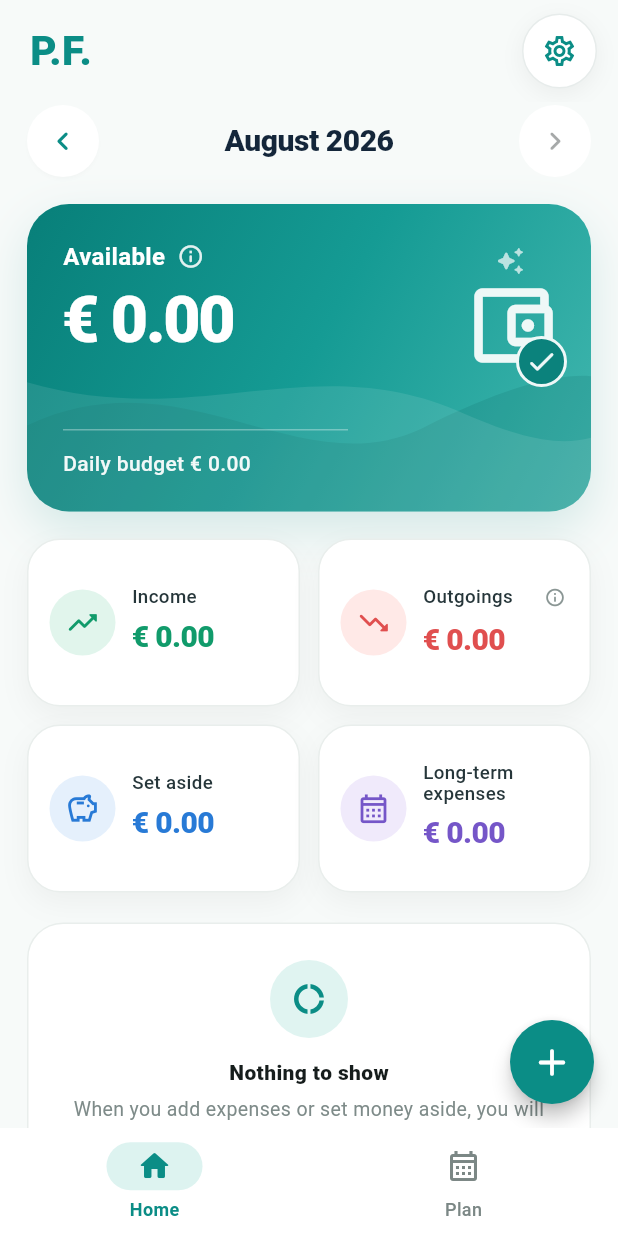
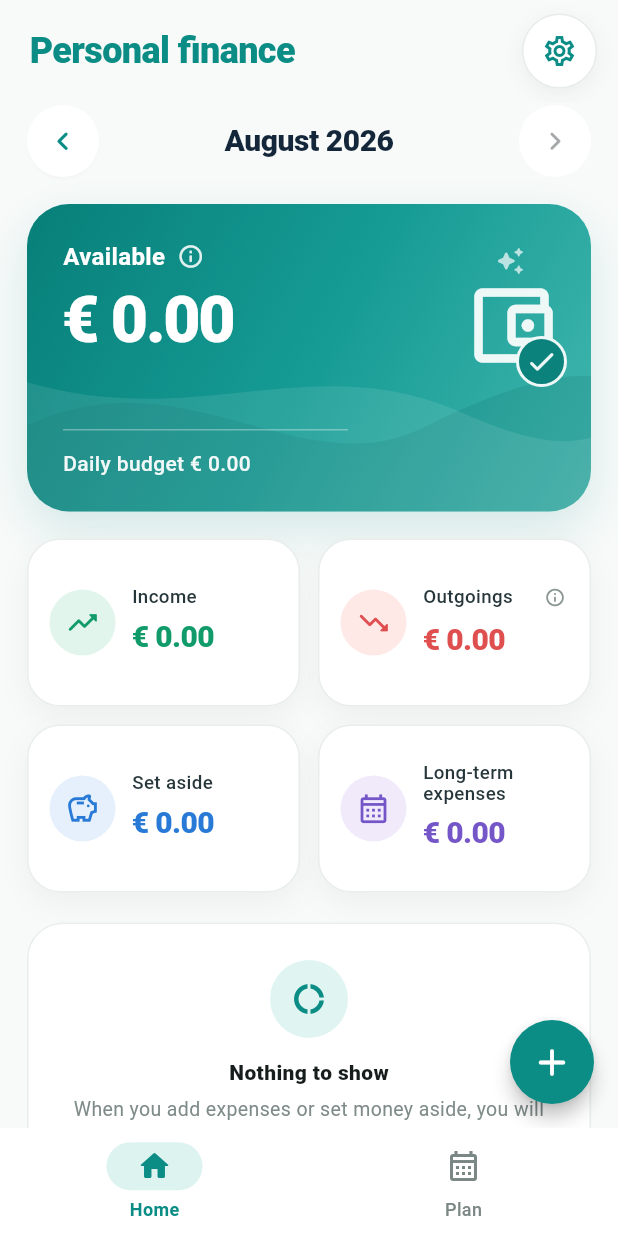
Before and after one commit to saveriocoleschi26/personal-finance, a Flutter app: the screen it shows after launch, after a tap on "Next", after a tap on "Skip", on a phone screen of 412 x 824 dp. Run offline on Flutter 3.47's test engine with Material 3 defaults, Android fonts, the light colour scheme and no system bars; our stand-ins replace fl_chart, local_auth, sqflite; accounts and stored records are empty.

Commit message:
v1.0.1 build 15 - nuovo design Home

```diff
--- a/lib/app_shell.dart
+++ b/lib/app_shell.dart
@@ -15,6 +15,8 @@ class AppShell extends StatefulWidget {
 
 class _AppShellState extends State<AppShell> {
   int selectedIndex = 0;
+  bool _planningInitialized = false;
+
   final ValueNotifier<int> refreshNotifier = ValueNotifier<int>(0);
 
   @override
@@ -69,10 +71,13 @@ class _AppShellState extends State<AppShell> {
             refreshNotifier: refreshNotifier,
             onDataChanged: notifyDataChanged,
           ),
-          PlanningPage(
-            refreshNotifier: refreshNotifier,
-            onDataChanged: notifyDataChanged,
-          ),
+          if (_planningInitialized)
+            PlanningPage(
+              refreshNotifier: refreshNotifier,
+              onDataChanged: notifyDataChanged,
+            )
+          else
+            const SizedBox.shrink(),
         ],
       ),
       bottomNavigationBar: NavigationBarTheme(
@@ -107,6 +112,9 @@ class _AppShellState extends State<AppShell> {
           onDestinationSelected: (index) {
             setState(() {
               selectedIndex = index;
+              if (index == 1) {
+                _planningInitialized = true;
+              }
             });
           },
           destinations: [
--- a/lib/home_page.dart
+++ b/lib/home_page.dart
@@ -33,13 +33,14 @@ class _HomePageState extends State<HomePage> {
   final List<FinanceTransaction> transactions = [];
   List<AnnualExpense> annualExpenses = [];
   List<PlannedExpense> monthlyPlannedExpenses = [];
-  List<ExpenseCategory> categories = [];
-
   double savingsGoal = 0;
 
   int touchedCategoryIndex = -1;
   bool isLoading = true;
   bool showAllTransactions = false;
+  bool _skipNextExternalRefresh = false;
+
+  Map<String, ExpenseCategory> _categoriesByName = {};
 
   late DateTime selectedMonth;
 
@@ -68,7 +69,17 @@ class _HomePageState extends State<HomePage> {
   }
 
   void _externalRefresh() {
+    if (_skipNextExternalRefresh) {
+      _skipNextExternalRefresh = false;
+      return;
+    }
+
     loadSelectedMonthData();
+  }
+
+  void _notifyOtherPages() {
+    _skipNextExternalRefresh = true;
+    widget.onDataChanged();
   }
 
   bool get isCurrentMonth {
@@ -98,6 +109,7 @@ class _HomePageState extends State<HomePage> {
 
       isLoading = true;
       touchedCategoryIndex = -1;
+      showAllTransactions = false;
     });
 
     await loadSelectedMonthData();
@@ -128,6 +140,7 @@ class _HomePageState extends State<HomePage> {
       selectedMonth = next;
       isLoading = true;
       touchedCategoryIndex = -1;
+      showAllTransactions = false;
     });
 
     await loadSelectedMonthData();
@@ -145,6 +158,7 @@ class _HomePageState extends State<HomePage> {
 
       isLoading = true;
       touchedCategoryIndex = -1;
+      showAllTransactions = false;
     });
 
     await loadSelectedMonthData();
@@ -153,28 +167,21 @@ class _HomePageState extends State<HomePage> {
   Future<void> loadSelectedMonthData() async {
     final monthToLoad = selectedMonth;
 
-    final savedTransactions =
-        await DatabaseService.instance.getTransactionsForMonth(
-      monthToLoad,
-    );
-
-    final savedBudget =
-        await DatabaseService.instance.getMonthlyBudget(
-      monthToLoad,
-    );
-
-    final savedAnnualExpenses =
-        await DatabaseService.instance.getAnnualExpenses();
-
-    final savedPlannedExpenses =
-        await DatabaseService.instance.getPlannedExpensesForMonth(
-      monthToLoad,
-    );
-
-    final savedCategories =
-        await DatabaseService.instance.getCategories(
-      includeInactive: true,
-    );
+    // Avviamo le letture insieme: SQLite le gestisce in modo sicuro e
+    // la Home non aspetta cinque operazioni una dopo l'altra.
+    final database = DatabaseService.instance;
+    final transactionsFuture = database.getTransactionsForMonth(monthToLoad);
+    final budgetFuture = database.getMonthlyBudget(monthToLoad);
+    final annualExpensesFuture = database.getAnnualExpenses();
+    final plannedExpensesFuture =
+        database.getPlannedExpensesForMonth(monthToLoad);
+    final categoriesFuture = database.getCategories(includeInactive: true);
+
+    final savedTransactions = await transactionsFuture;
+    final savedBudget = await budgetFuture;
+    final savedAnnualExpenses = await annualExpensesFuture;
+    final savedPlannedExpenses = await plannedExpensesFuture;
+    final savedCategories = await categoriesFuture;
 
     if (!mounted) return;
 
@@ -190,7 +197,9 @@ class _HomePageState extends State<HomePage> {
       savingsGoal = savedBudget['savingsGoal'] ?? 0;
       annualExpenses = savedAnnualExpenses;
       monthlyPlannedExpenses = savedPlannedExpenses;
-      categories = savedCategories;
+      _categoriesByName = {
+        for (final category in savedCategories) category.name: category,
+      };
 
       touchedCategoryIndex = -1;
       isLoading = false;
@@ -311,8 +320,8 @@ class _HomePageState extends State<HomePage> {
   // - spese pianificate ancora da pagare (incluse le ricorrenti)
   // - quota del mese per le scadenze a lungo termine
   // - soldi che l'utente vuole mettere da parte
-  Map<String, double> get assignedMoneyByCategory {
-    final Map<String, double> result = {};
+  _AnalysisSnapshot _buildAnalysisSnapshot() {
+    final result = <String, double>{};
 
     void addAmount(String category, double amount) {
       if (amount <= 0) return;
@@ -330,16 +339,14 @@ class _HomePageState extends State<HomePage> {
       addAmount(transaction.category, transaction.amount);
     }
 
-    // Spese del mese ancora da pagare. Le spese ricorrenti sono già
-    // presenti qui come PlannedExpense, quindi non vanno aggiunte
-    // una seconda volta.
+    // Le ricorrenti ancora da pagare sono già presenti come PlannedExpense,
+    // quindi vengono conteggiate qui una sola volta.
     for (final expense in monthlyPlannedExpenses) {
       if (expense.isPaid) continue;
       addAmount(expense.category, expense.amount);
     }
 
-    // Scadenze a lungo termine: entra nel grafico soltanto ciò che
-    // deve essere messo da parte / pagato nel mese selezionato.
+    // Per le scadenze a lungo termine entra solo la quota del mese.
     for (final expense in annualExpenses) {
       addAmount(
         expense.category,
@@ -347,29 +354,19 @@ class _HomePageState extends State<HomePage> {
       );
     }
 
-    // Il risparmio è una destinazione dei soldi a tutti gli effetti,
-    // ma usiamo una chiave interna per non confonderlo con una
-    // categoria personalizzata che potrebbe chiamarsi "Risparmio".
     addAmount(_savingsAnalysisKey, savingsGoal);
 
-    return result;
-  }
-
-  double get analysisTotal {
-    return assignedMoneyByCategory.values.fold(
-      0.0,
-      (sum, amount) => sum + amount,
-    );
-  }
-
-  List<MapEntry<String, double>> get sortedCategoryExpenses {
-    final entries = assignedMoneyByCategory.entries.toList();
-
-    entries.sort(
-      (a, b) => b.value.compareTo(a.value),
-    );
-
-    return entries;
+    final entries = result.entries.toList()
+      ..sort((a, b) => b.value.compareTo(a.value));
+    final total = entries.fold<double>(
+      0,
+      (sum, entry) => sum + entry.value,
+    );
+
+    return _AnalysisSnapshot(
+      entries: entries,
+      total: total,
+    );
   }
 
   List<FinanceTransaction> get visibleTransactions {
@@ -380,10 +377,6 @@ class _HomePageState extends State<HomePage> {
     return transactions.take(4).toList();
   }
 
-  double categoryPercentage(double amount) {
-    if (analysisTotal <= 0) return 0;
-    return amount / analysisTotal;
-  }
 
   String analysisCategoryLabel(String category) {
     if (category == _savingsAnalysisKey) {
@@ -394,13 +387,7 @@ class _HomePageState extends State<HomePage> {
   }
 
   ExpenseCategory? categoryDetails(String name) {
-    for (final category in categories) {
-      if (category.name == name) {
-        return category;
-      }
-    }
-
-    return null;
+    return _categoriesByName[name];
   }
 
   Color categoryColor(String category) {
@@ -472,10 +459,10 @@ class _HomePageState extends State<HomePage> {
       });
     }
 
-    widget.onDataChanged();
     await loadSelectedMonthData();
 
     if (!mounted) return;
+    _notifyOtherPages();
 
     ScaffoldMessenger.of(context).showSnackBar(
       SnackBar(
@@ -524,8 +511,10 @@ class _HomePageState extends State<HomePage> {
       });
     }
 
-    widget.onDataChanged();
     await loadSelectedMonthData();
+
+    if (!mounted) return;
+    _notifyOtherPages();
   }
 
   Future<void> deleteTransaction(
@@ -576,8 +565,10 @@ class _HomePageState extends State<HomePage> {
       transaction.id!,
     );
 
-    widget.onDataChanged();
     await loadSelectedMonthData();
+
+    if (!mounted) return;
+    _notifyOtherPages();
   }
 
   Future<void> showTransactionActions(
@@ -650,8 +641,10 @@ class _HomePageState extends State<HomePage> {
 
     if (!mounted) return;
 
-    widget.onDataChanged();
     await loadSelectedMonthData();
+
+    if (!mounted) return;
+    _notifyOtherPages();
   }
 
   Future<void> showInfo({
@@ -680,15 +673,18 @@ class _HomePageState extends State<HomePage> {
     );
   }
 
-  List<PieChartSectionData> buildPieSections() {
-    final entries = sortedCategoryExpenses;
-
+  List<PieChartSectionData> buildPieSections(
+    List<MapEntry<String, double>> entries,
+    double totalAmount,
+  ) {
     return List.generate(
       entries.length,
       (index) {
         final entry = entries[index];
         final isTouched = index == touchedCategoryIndex;
-        final percentage = categoryPercentage(entry.value) * 100;
+        final percentage = totalAmount <= 0
+            ? 0.0
+            : (entry.value / totalAmount) * 100;
 
         return PieChartSectionData(
           color: categoryColor(entry.key),
@@ -946,6 +942,7 @@ class _HomePageState extends State<HomePage> {
   @override
   Widget build(BuildContext context) {
     const teal = Color(0xFF0B8D86);
+    final analysis = _buildAnalysisSnapshot();
 
     return Scaffold(
       backgroundColor: const Color(0xFFF7FAF9),
@@ -966,12 +963,12 @@ class _HomePageState extends State<HomePage> {
         toolbarHeight: 68,
         titleSpacing: 20,
         title: const Text(
-          'P.F.',
+          'Personal finance',
           style: TextStyle(
             color: teal,
-            fontSize: 27,
+            fontSize: 24,
             fontWeight: FontWeight.w800,
-            letterSpacing: 0.4,
+            letterSpacing: -0.4,
           ),
         ),
         actions: [
@@ -1000,10 +997,8 @@ class _HomePageState extends State<HomePage> {
           ),
         ],
       ),
-      body: SingleChildScrollView(
+      body: ListView(
         padding: const EdgeInsets.fromLTRB(18, 2, 18, 112),
-        child: Column(
-          crossAxisAlignment: CrossAxisAlignment.start,
         children: [
             MonthSelector(
               label: selectedMonthLabel,
@@ -1024,14 +1019,17 @@ class _HomePageState extends State<HomePage> {
               const SizedBox(height: 18),
               buildOverviewGrid(),
               const SizedBox(height: 20),
-              if (analysisTotal == 0)
+              if (analysis.total == 0)
                 const AnalysisEmptyState()
               else
                 SpendingAnalysisCard(
-                  entries: sortedCategoryExpenses,
-                  totalAmount: analysisTotal,
+                  entries: analysis.entries,
+                  totalAmount: analysis.total,
                   touchedIndex: touchedCategoryIndex,
-                  pieSections: buildPieSections(),
+                  pieSections: buildPieSections(
+                    analysis.entries,
+                    analysis.total,
+                  ),
                   categoryColor: categoryColor,
                   categoryLabel: analysisCategoryLabel,
                   formatEuro: formatEuro,
@@ -1083,9 +1081,18 @@ class _HomePageState extends State<HomePage> {
             ],
           ],
       ),
-      ),
-    );
-  }
+    );
+  }
+}
+
+class _AnalysisSnapshot {
+  final List<MapEntry<String, double>> entries;
+  final double total;
+
+  const _AnalysisSnapshot({
+    required this.entries,
+    required this.total,
+  });
 }
 
 class MonthSelector extends StatelessWidget {
@@ -1361,7 +1368,8 @@ class SpendingAnalysisCard extends StatelessWidget {
                     child: Stack(
                       alignment: Alignment.center,
                       children: [
-                        PieChart(
+                        RepaintBoundary(
+                          child: PieChart(
                             PieChartData(
                               sections: pieSections,
                               centerSpaceRadius: chartSize * 0.30,
@@ -1376,9 +1384,12 @@ class SpendingAnalysisCard extends StatelessWidget {
                                   }
 
                                   onTouched(
-                                  response!.touchedSection!.touchedSectionIndex,
+                                    response!
+                                        .touchedSection!
+                                        .touchedSectionIndex,
                                   );
                                 },
+                              ),
                             ),
                           ),
                         ),
--- a/pubspec.yaml
+++ b/pubspec.yaml
@@ -16,7 +16,7 @@ publish_to: 'none' # Remove this line if you wish to publish to pub.dev
 # https://developer.apple.com/library/archive/documentation/General/Reference/InfoPlistKeyReference/Articles/CoreFoundationKeys.html
 # In Windows, build-name is used as the major, minor, and patch parts
 # of the product and file versions while build-number is used as the build suffix.
-version: 1.0.0+15
+version: 1.0.1+15
 
 environment:
   sdk: ^3.13.0
```
Lines whose indentation alone changed are shown as unchanged.
